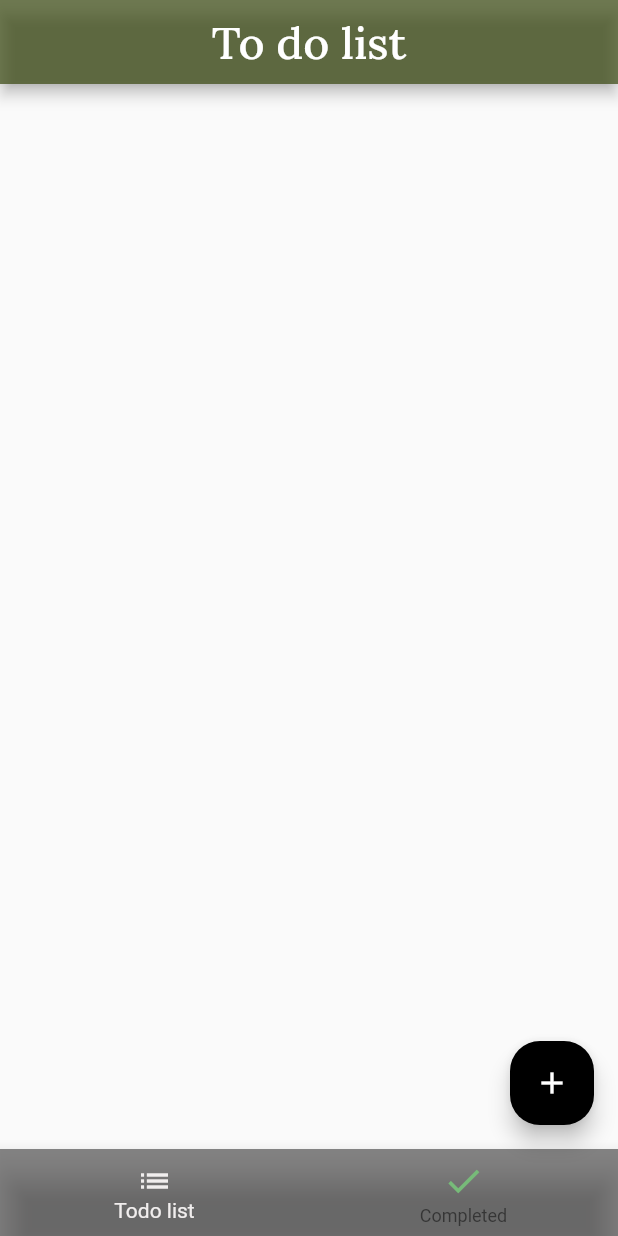
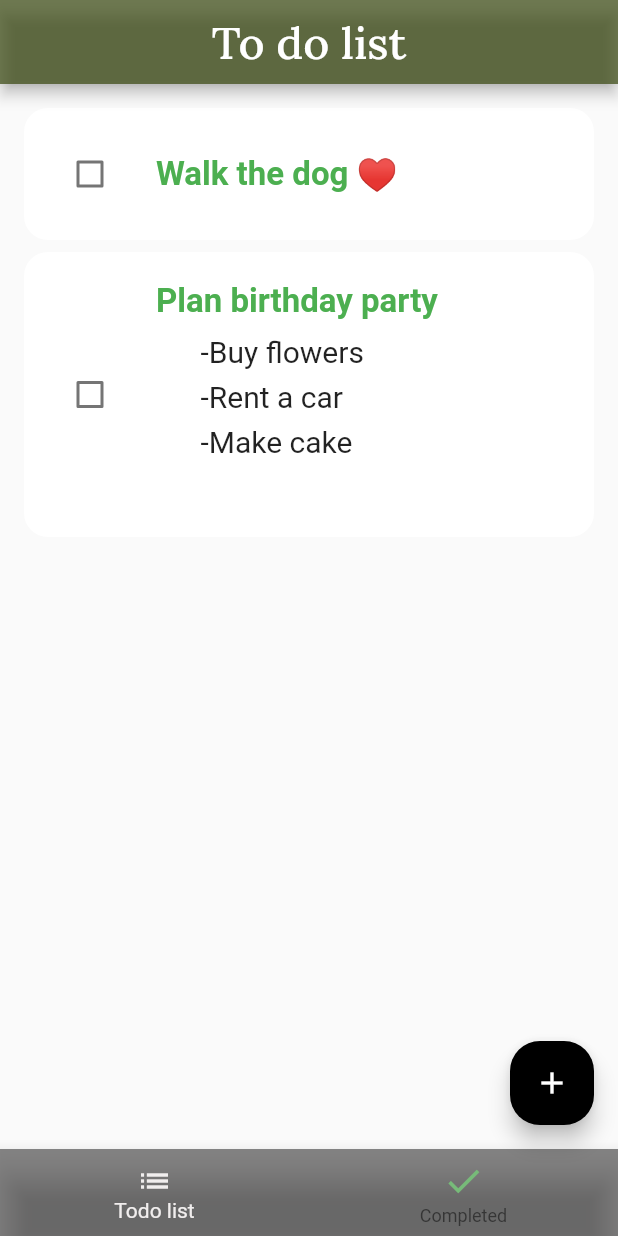
Before and after one commit to Isaaca11222/to_do_list, a Flutter app: the screen it shows after launch, on a phone screen of 412 x 824 dp. Run offline on Flutter 3.47's test engine with Material 2 defaults, Android fonts, the phone set to English and light mode, and no system bars; drawn by our look-alikes of flutter_slidable; our stand-ins replace google_fonts.

Commit message:
Create todo_list_widget

```diff
--- a/lib/model/todo.dart
+++ b/lib/model/todo.dart
@@ -1,6 +1,4 @@
-import 'package:flutter/material.dart';
-import 'package:to_do_list/provider/todos.dart';
-import 'package:flutter/cupertino.dart';
+
 
 class TodoField {
   static const createdTime = 'createdTime';
--- a/lib/pages/HomePage/home_page.dart
+++ b/lib/pages/HomePage/home_page.dart
@@ -1,6 +1,7 @@
 import 'package:flutter/material.dart';
 import 'package:to_do_list/widget/add_todo.dart';
 import 'package:google_fonts/google_fonts.dart';
+import 'package:to_do_list/widget/todo_list_widget.dart';
 
 class HomePage extends StatefulWidget {
   const HomePage({
@@ -17,7 +18,7 @@ class _HomePageState extends State<HomePage> {
   @override
   Widget build(BuildContext context) {
     final tabs = [
-      Container(),
+      const TodoListWidget(),
       Container(),
     ];
 
@@ -36,8 +37,9 @@ class _HomePageState extends State<HomePage> {
       ),
       bottomNavigationBar: BottomNavigationBar(
         backgroundColor: const Color.fromARGB(143, 44, 43, 43),
-        unselectedItemColor: Color.fromARGB(255, 32, 32, 32).withOpacity(0.7),
-        selectedItemColor: Color.fromARGB(255, 241, 238, 238),
+        unselectedItemColor:
+            const Color.fromARGB(255, 32, 32, 32).withOpacity(0.7),
+        selectedItemColor: const Color.fromARGB(255, 241, 238, 238),
         currentIndex: selectedIndex,
         onTap: (index) => setState(() {
           selectedIndex = index;
--- a/lib/provider/todos.dart
+++ b/lib/provider/todos.dart
@@ -1,3 +1,25 @@
 import 'package:flutter/material.dart';
+import 'package:to_do_list/model/todo.dart';
 
-class TodosProvider extends ChangeNotifier {}
+class TodosProvider extends ChangeNotifier {
+  final List<Todo> _todos = [
+    Todo(
+      createdTime: DateTime.now(),
+      title: "Walk the dog ♥",
+      description: '',
+      id: '',
+    ),
+    Todo(
+      createdTime: DateTime.now(),
+      title: "Plan birthday party",
+      description: '''
+      -Buy flowers
+      -Rent a car
+      -Make cake
+      ''',
+      id: '',
+    ),
+  ];
+
+  List<Todo> get todos => _todos.where((todo) => todo.isDone == false).toList();
+}
--- a/lib/widget/add_todo.dart
+++ b/lib/widget/add_todo.dart
@@ -1,4 +1,5 @@
 import 'package:flutter/material.dart';
+import 'package:to_do_list/model/todo.dart';
 import 'package:to_do_list/widget/todo_form_widget.dart';
 
 class AddTodoDialogWidget extends StatefulWidget {
@@ -11,12 +12,15 @@ class AddTodoDialogWidget extends StatefulWidget {
 }
 
 class _AddTodoDialogWidgetState extends State<AddTodoDialogWidget> {
+  final _formKey = GlobalKey<FormState>();
   String title = "";
   String description = '';
 
   @override
   Widget build(BuildContext context) => AlertDialog(
-        content: Column(
+        content: Form(
+          key: _formKey,
+          child: Column(
             mainAxisSize: MainAxisSize.min,
             crossAxisAlignment: CrossAxisAlignment.start,
             children: [
@@ -32,9 +36,24 @@ class _AddTodoDialogWidgetState extends State<AddTodoDialogWidget> {
                 onChangedTitle: (title) => setState(() => this.title = title),
                 onChangedDescription: (description) =>
                     setState(() => this.description = description),
-              onSavedTodo: () {},
+                onSavedTodo: addTodo,
               ),
             ],
           ),
+        ),
       );
+
+  void addTodo() {
+    final isValid = _formKey.currentState!.validate();
+
+    if (!isValid) {
+      return;
+    } else {
+      final todo = Todo(
+          createdTime: DateTime.now(),
+          title: title,
+          description: description,
+          id: DateTime.now().toString());
     }
+  }
+}
--- /dev/null
+++ b/lib/widget/todo_list_widget.dart
@@ -0,0 +1,38 @@
+import 'package:flutter/material.dart';
+import 'package:provider/provider.dart';
+import 'package:to_do_list/model/todo.dart';
+import 'package:to_do_list/provider/todos.dart';
+import 'package:to_do_list/widget/todo_widget.dart';
+
+class TodoListWidget extends StatefulWidget {
+  const TodoListWidget({super.key});
+
+  @override
+  State<TodoListWidget> createState() => _TodoListWidgetState();
+}
+
+class _TodoListWidgetState extends State<TodoListWidget> {
+  @override
+  Widget build(BuildContext context) {
+    final provider = Provider.of<TodosProvider>(context);
+    final todos = provider.todos;
+
+    return todos.isEmpty
+        ? const Center(
+            child: Text(
+              'No todos',
+              style: TextStyle(fontSize: 20),
+            ),
+          )
+        : ListView.separated(
+            physics: const BouncingScrollPhysics(),
+            padding: const EdgeInsets.all(16),
+            separatorBuilder: (context, index) => Container(height: 8),
+            itemCount: todos.length,
+            itemBuilder: (context, index) {
+              final todo = todos[index];
+
+              return TodoWidget(todo: todo);
+            });
+  }
+}
--- /dev/null
+++ b/lib/widget/todo_widget.dart
@@ -0,0 +1,86 @@
+import 'package:flutter/material.dart';
+import 'package:flutter_slidable/flutter_slidable.dart';
+import 'package:provider/provider.dart';
+import 'package:to_do_list/model/todo.dart';
+
+class TodoWidget extends StatefulWidget {
+  final Todo todo;
+
+  const TodoWidget({
+    Key? key,
+    required this.todo,
+  }) : super(key: key);
+
+  @override
+  State<TodoWidget> createState() => _TodoWidgetState();
+}
+
+class _TodoWidgetState extends State<TodoWidget> {
+  @override
+  Widget build(BuildContext context) => ClipRRect(
+        borderRadius: BorderRadius.circular(16),
+        child: Slidable(
+          key: Key(widget.todo.id),
+          startActionPane: ActionPane(
+            motion: const StretchMotion(),
+            children: [
+              SlidableAction(
+                onPressed: ((context) {}),
+                backgroundColor: Colors.green,
+                label: 'Edit',
+                icon: Icons.edit,
+              ),
+            ],
+          ),
+          endActionPane: ActionPane(
+            motion: const StretchMotion(),
+            children: [
+              SlidableAction(
+                onPressed: ((context) {}),
+                backgroundColor: Colors.red,
+                label: 'Delete',
+                icon: Icons.delete,
+              ),
+            ],
+          ),
+          child: buildTodo(context),
+        ),
+      );
+
+  Widget buildTodo(BuildContext context) => Container(
+        color: const Color.fromARGB(255, 255, 255, 255),
+        padding: const EdgeInsets.all(20),
+        child: Row(
+          children: [
+            Checkbox(
+              activeColor: Colors.green,
+              checkColor: Colors.white,
+              value: widget.todo.isDone,
+              onChanged: (bool? value) {},
+            ),
+            const SizedBox(width: 20),
+            Expanded(
+              child: Column(
+                crossAxisAlignment: CrossAxisAlignment.start,
+                children: [
+                  Text(
+                    widget.todo.title,
+                    style: const TextStyle(
+                      fontWeight: FontWeight.bold,
+                      color: Colors.green,
+                      fontSize: 22,
+                    ),
+                  ),
+                  if (widget.todo.description.isNotEmpty)
+                    Container(
+                      margin: const EdgeInsets.only(top: 4),
+                      child: Text(widget.todo.description,
+                          style: const TextStyle(fontSize: 20, height: 1.5)),
+                    )
+                ],
+              ),
+            ),
+          ],
+        ),
+      );
+}
--- a/pubspec.yaml
+++ b/pubspec.yaml
@@ -39,6 +39,8 @@ dependencies:
   provider: ^6.0.5
   google_fonts: ^4.0.3
   cupertino_http: ^0.1.0
+  flutter_slidable: ^2.0.0-nullsafety.0
+
 
 dev_dependencies:
   flutter_test:
```
Also changed, not shown: pubspec.lock. Lines whose indentation alone changed are shown as unchanged.
